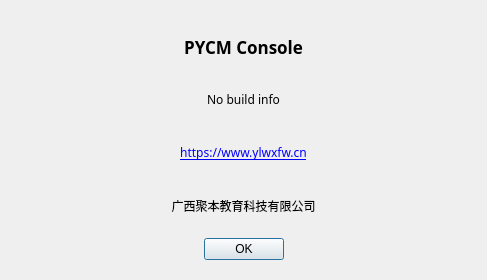
Above: Console/UI/AboutUI.ui from misakano7545/PYCM before the change. Below: the same form after it.
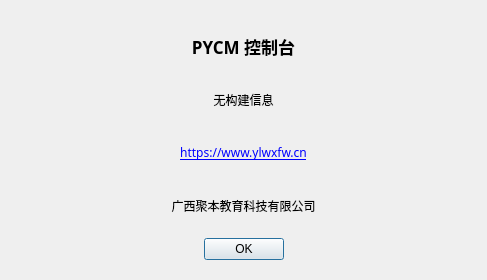
That is the form after the change. Icons and pictures are not drawn.

What changed in the file:
```diff
--- a/Console/UI/AboutUI.ui
+++ b/Console/UI/AboutUI.ui
@@ -58,7 +58,7 @@
         </font>
        </property>
        <property name="text">
-        <string>PYCM Console</string>
+        <string>PYCM 控制台</string>
        </property>
        <property name="alignment">
         <set>Qt::AlignCenter</set>
@@ -73,7 +73,7 @@
         </font>
        </property>
        <property name="text">
-        <string>No build info</string>
+        <string>无构建信息</string>
        </property>
        <property name="alignment">
         <set>Qt::AlignCenter</set>
```
Left out of the diff: 2 changed lines with no effect on the pictures.
